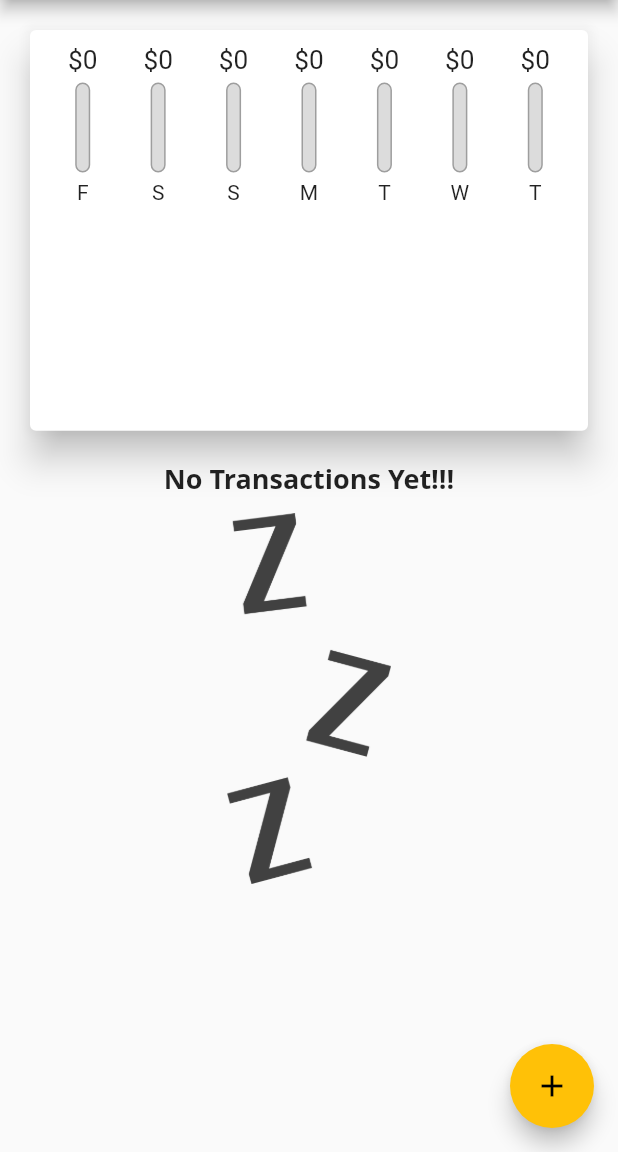
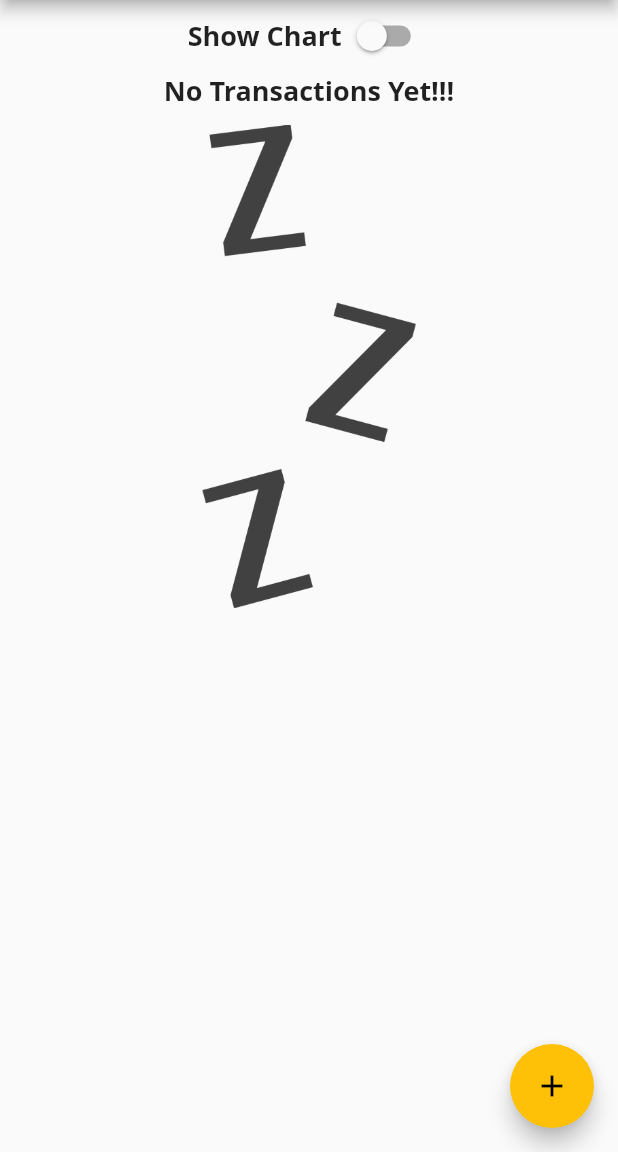
Before and after one commit to sahilali13/flutter, a Flutter app: the screen it shows after launch, on a phone screen of 412 x 824 dp, the part 84-1236 px from its top. Run offline on Flutter 3.47's test engine with Material 2 defaults, Android fonts, the phone set to English and light mode, and no system bars.

Commit message:
commit #125

```diff
--- a/expense_tracker/lib/main.dart
+++ b/expense_tracker/lib/main.dart
@@ -1,4 +1,5 @@
 import 'package:flutter/material.dart';
+import 'package:flutter/services.dart';
 
 import './widgets/homePage.dart';
 
@@ -9,6 +10,7 @@ void main() {
 class MainApp extends StatelessWidget {
   @override
   Widget build(BuildContext context) {
+    final _textScaleFactor = MediaQuery.textScaleFactorOf(context);
     return MaterialApp(
       debugShowCheckedModeBanner: false,
       title: 'Expense Tracker',
@@ -18,7 +20,7 @@ class MainApp extends StatelessWidget {
         textTheme: ThemeData.light().textTheme.copyWith(
               headline6: TextStyle(
                 fontFamily: 'OpenSans',
-                fontSize: 18,
+                fontSize: 18 * _textScaleFactor,
                 fontWeight: FontWeight.bold,
               ),
               button: TextStyle(
@@ -28,7 +30,7 @@ class MainApp extends StatelessWidget {
         appBarTheme: AppBarTheme(
           titleTextStyle: TextStyle(
             fontFamily: 'OpenSans',
-            fontSize: 20,
+            fontSize: 20 * _textScaleFactor,
             fontWeight: FontWeight.bold,
           ),
         ),
--- a/expense_tracker/lib/widgets/chartBar.dart
+++ b/expense_tracker/lib/widgets/chartBar.dart
@@ -9,10 +9,12 @@ class ChartBar extends StatelessWidget {
 
   @override
   Widget build(BuildContext context) {
+    return LayoutBuilder(
+      builder: (_ctx, _constraints) {
         return Column(
           children: <Widget>[
             Container(
-          height: 20,
+              height: _constraints.maxHeight * 0.15,
               child: FittedBox(
                 child: Text(
                   '\$${_spendingAmount.toStringAsFixed(0)}',
@@ -20,10 +22,10 @@ class ChartBar extends StatelessWidget {
               ),
             ),
             SizedBox(
-          height: 5,
+              height: _constraints.maxHeight * 0.05,
             ),
             Container(
-          height: 60,
+              height: _constraints.maxHeight * 0.6,
               width: 10,
               child: Stack(
                 children: <Widget>[
@@ -50,10 +52,19 @@ class ChartBar extends StatelessWidget {
               ),
             ),
             SizedBox(
-          height: 5,
+              height: _constraints.maxHeight * 0.05,
             ),
-        Text(_label),
+            Container(
+              height: _constraints.maxHeight * 0.15,
+              child: FittedBox(
+                child: Text(
+                  _label,
+                ),
+              ),
+            ),
           ],
+        );
+      },
     );
   }
 }
--- a/expense_tracker/lib/widgets/homePage.dart
+++ b/expense_tracker/lib/widgets/homePage.dart
@@ -12,6 +12,7 @@ class HomePage extends StatefulWidget {
 
 class _HomePageState extends State<HomePage> {
   final List<Transaction> _userTransactions = [];
+  bool _showChart = false;
 
   List<Transaction> get _recentTransactions {
     return _userTransactions.where((_element) {
@@ -82,18 +83,36 @@ class _HomePageState extends State<HomePage> {
       body: SingleChildScrollView(
         child: Column(
           children: <Widget>[
-            Container(
+            Row(
+              mainAxisAlignment: MainAxisAlignment.center,
+              children: [
+                Text(
+                  'Show Chart',
+                  style: Theme.of(context).textTheme.headline6,
+                ),
+                Switch(
+                  value: _showChart,
+                  onChanged: (_val) {
+                    setState(() {
+                      _showChart = _val;
+                    });
+                  },
+                ),
+              ],
+            ),
+            _showChart
+                ? Container(
                     height: (MediaQuery.of(context).size.height -
                             appBar.preferredSize.height -
                             MediaQuery.of(context).padding.top) *
-                  0.4,
+                        0.3,
                     child: Chart(_recentTransactions),
-            ),
-            Container(
+                  )
+                : Container(
                     height: (MediaQuery.of(context).size.height -
                             appBar.preferredSize.height -
                             MediaQuery.of(context).padding.top) *
-                  0.6,
+                        0.7,
                     child: TransactionList(
                       _userTransactions,
                       _deleteTransactions,
--- a/expense_tracker/lib/widgets/transactionList.dart
+++ b/expense_tracker/lib/widgets/transactionList.dart
@@ -2,6 +2,7 @@ import 'package:expense_tracker/models/transaction.dart';
 import 'package:flutter/material.dart';
 import 'package:intl/intl.dart';
 
+// ignore: must_be_immutable
 class TransactionList extends StatelessWidget {
   late final List<Transaction> _userTransactions;
   late Function _deleteTx;
@@ -13,7 +14,8 @@ class TransactionList extends StatelessWidget {
     return Container(
       alignment: Alignment.center,
       child: _userTransactions.isEmpty
-          ? Column(
+          ? LayoutBuilder(builder: (_ctx, _constraints) {
+              return Column(
                 children: <Widget>[
                   Text(
                     'No Transactions Yet!!!',
@@ -23,14 +25,15 @@ class TransactionList extends StatelessWidget {
                     height: 10,
                   ),
                   Container(
-                  height: MediaQuery.of(context).size.height * 0.3,
+                    height: _constraints.maxHeight * 0.6,
                     child: Image.asset(
                       'assets/images/waiting.png',
                       fit: BoxFit.cover,
                     ),
                   ),
                 ],
-            )
+              );
+            })
           : ListView.builder(
               itemBuilder: (ctx, _index) {
                 return Card(
```
Lines whose indentation alone changed are shown as unchanged.
